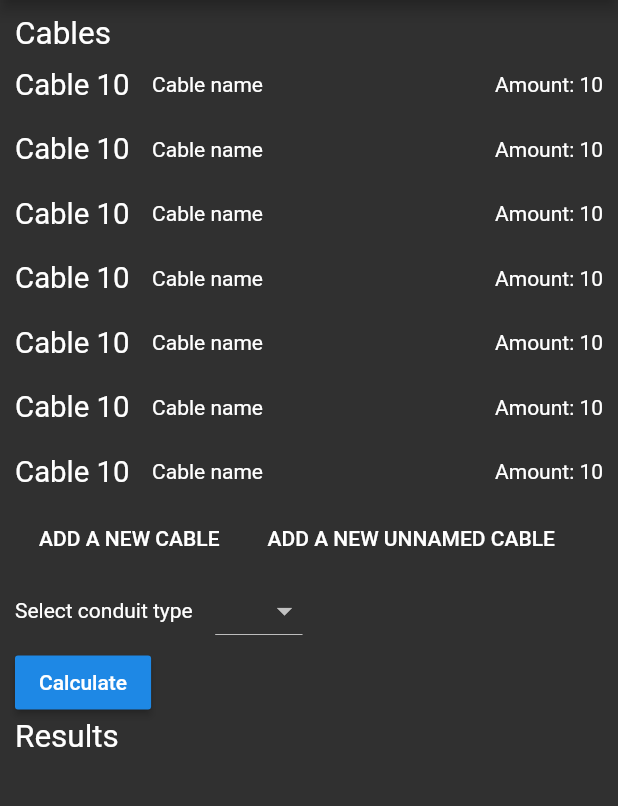
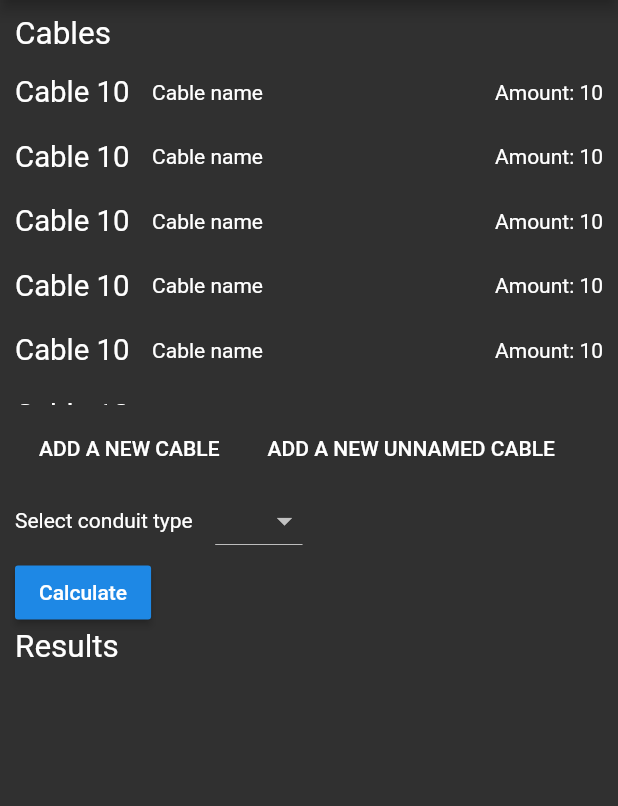
Before and after one commit to wertylop5/FitConduit_flutter, a Flutter app: the screen it shows after launch, on a phone screen of 412 x 824 dp, the part 84-890 px from its top. Run offline on Flutter 3.47's test engine with Material 2 defaults, Android fonts, the phone set to English and light mode, and no system bars.

Commit message:
small changes

```diff
--- a/lib/main.dart
+++ b/lib/main.dart
@@ -54,7 +54,10 @@ class _HomeWidgetState extends State<HomeWidget> {
               textScaleFactor: 1.5,
             ),
             Container(
-              height: 300.0,
+              height: 240.0,
+              padding: EdgeInsets.symmetric(
+                vertical: 5.0,
+              ),
               child: ListView(
                 children: <Widget>[
                   CableRow(),
--- a/lib/view/cableRow.dart
+++ b/lib/view/cableRow.dart
@@ -16,7 +16,14 @@ class _CableRowState extends State<CableRow> {
 
   @override
   Widget build(BuildContext context) {
-    return Container(
+    return InkWell(
+      onLongPress: () {
+        print("long pressed item");
+      },
+      onTap: () {
+        print("tapped item");
+      },
+      child: Container(
         padding: EdgeInsets.symmetric(
           vertical: 10.0,
         ),
@@ -45,6 +52,7 @@ class _CableRowState extends State<CableRow> {
             ),
           ],
         ),
+      ),
     );
   }
 }
```
Lines whose indentation alone changed are shown as unchanged.
